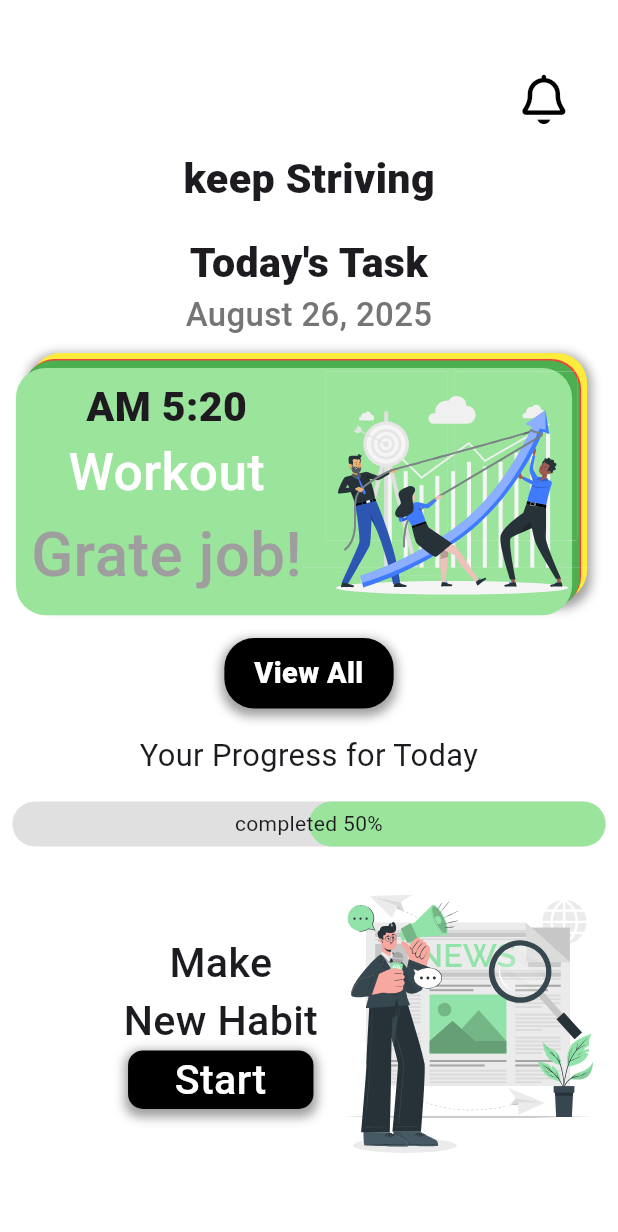
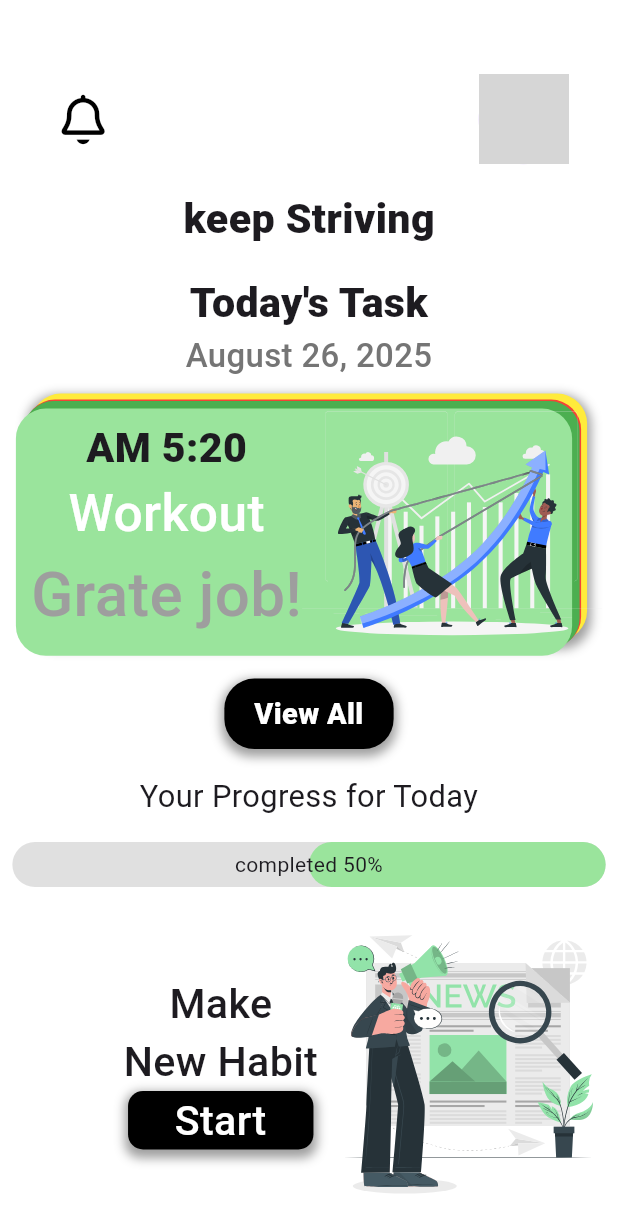
Before and after one commit to alexebe123/my_life, a Flutter app: the MainScreen screen opened by its route, on a phone screen of 412 x 824 dp. Shown: the top 1232 px of the screen. Run offline on Flutter 3.47's test engine with Material 3 defaults, Android fonts, the light colour scheme and no system bars; our stand-ins replace cloud_firestore, connectivity_plus, firebase_auth, firebase_core, flutter_image_compress, flutter_svg and 6 more; missing offline and left inert: ntp; accounts and stored records are empty; network calls fail; grey boxes are pictures that could not be loaded.

Commit message:
fix login sysytem

```diff
--- a/lib/main.dart
+++ b/lib/main.dart
@@ -2,6 +2,7 @@ import 'package:firebase_core/firebase_core.dart';
 import 'package:flutter/material.dart';
 import 'package:my_life/Notifiers/providers.dart';
 import 'package:my_life/screen/create_account.dart';
+import 'package:my_life/screen/habit_screen.dart';
 import 'package:my_life/screen/login_screen.dart';
 import 'package:my_life/screen/main_screen.dart';
 import 'package:my_life/screen/splash_screen.dart';
@@ -46,13 +47,14 @@ class MyApp extends StatelessWidget {
             theme: ThemeData(
               colorScheme: ColorScheme.fromSeed(seedColor: Colors.deepPurple),
             ),
-            initialRoute: BaseScreen.screenRoute,
+            initialRoute: SplashScreen.screenRoute,
             routes: {
               SplashScreen.screenRoute: (context) => const SplashScreen(),
               LoginScreen.screenRoute: (context) => const LoginScreen(),
               MainScreen.screenRoute: (context) => const MainScreen(),
               CreateAccount.screenRoute: (context) => const CreateAccount(),
               BaseScreen.screenRoute: (context) => const BaseScreen(),
+              HabitScreen.screenRoute: (context) => const HabitScreen(),
             },
           );
         },
--- a/lib/model/habit_model.dart
+++ b/lib/model/habit_model.dart
@@ -3,12 +3,14 @@ class Habit {
   String title;
   String description;
   String color;
+  String reason;
 
   Habit({
     required this.id,
     required this.title,
     required this.description,
     required this.color,
+    required this.reason,
   });
 
   Map<String, dynamic> toJson() {
@@ -17,6 +19,7 @@ class Habit {
       'title': title,
       'description': description,
       'color': color,
+      'reason': reason,
     };
   }
 
@@ -26,6 +29,7 @@ class Habit {
       title: json['title'],
       description: json['description'],
       color: json['color'],
+      reason: json['reason'],
     );
   }
 }
--- a/lib/screen/main_screen.dart
+++ b/lib/screen/main_screen.dart
@@ -2,6 +2,7 @@ import 'package:flutter/material.dart';
 import 'package:font_awesome_flutter/font_awesome_flutter.dart';
 import 'package:my_life/Notifiers/api_service_firebase.dart';
 import 'package:my_life/Notifiers/main_state.dart';
+import 'package:my_life/screen/habit_screen.dart';
 import 'package:provider/provider.dart';
 import 'package:sizer/sizer.dart';
 import 'package:flutter_svg/flutter_svg.dart';
@@ -25,7 +26,7 @@ class _MainScreenState extends State<MainScreen> {
             Row(
               children: [
                 SizedBox(width: 8.w),
-                /*CircleAvatar(
+                CircleAvatar(
                   radius: 30,
                   backgroundImage: NetworkImage(
                     Provider.of<ApiServiceFirebase>(
@@ -33,7 +34,7 @@ class _MainScreenState extends State<MainScreen> {
                     ).profileModel!.imageUrl,
                   ),
                 ),
-                SizedBox(width: 60.w),*/
+                SizedBox(width: 60.w),
                 Icon(FontAwesomeIcons.bell, size: 24.sp, color: Colors.black),
               ],
             ),
@@ -234,7 +235,13 @@ class _MainScreenState extends State<MainScreen> {
                         fontWeight: FontWeight.w500,
                       ),
                     ),
-                    Container(
+                    GestureDetector(
+                      onTap: () {
+                        Navigator.of(
+                          context,
+                        ).pushNamed(HabitScreen.screenRoute);
+                      },
+                      child: Container(
                         alignment: Alignment.center,
                         width: 30.w,
                         decoration: BoxDecoration(
@@ -258,6 +265,7 @@ class _MainScreenState extends State<MainScreen> {
                           ),
                         ),
                       ),
+                    ),
                   ],
                 ),
               ],
--- a/lib/screen/splash_screen.dart
+++ b/lib/screen/splash_screen.dart
@@ -30,7 +30,7 @@ class _SplashScreenState extends State<SplashScreen> {
     if (Provider.of<MainState>(context, listen: false).isInternetFuond) {
       try {
         try {
-          Provider.of<ApiServiceFirebase>(context, listen: false).getAccount();
+          Provider.of<ApiServiceFirebase>(context, listen: false).getAccountInfo();
         } catch (e) {}
         final result =
             await Provider.of<ApiServiceFirebase>(
--- a/pubspec.yaml
+++ b/pubspec.yaml
@@ -50,6 +50,7 @@ dependencies:
   ntp: ^2.0.0
   connectivity_plus: ^6.1.5
   flutter_svg: ^2.0.7
+  shared_preferences: ^2.2.2
 
 dev_dependencies:
   flutter_test:
```
Also changed, not shown: lib/Notifiers/api_service_firebase.dart (+27 -5 lines), lib/screen/create_account.dart (+6 -4 lines), lib/screen/habit_screen.dart (added, +19 -0 lines), pubspec.lock. Lines whose indentation alone changed are shown as unchanged.
